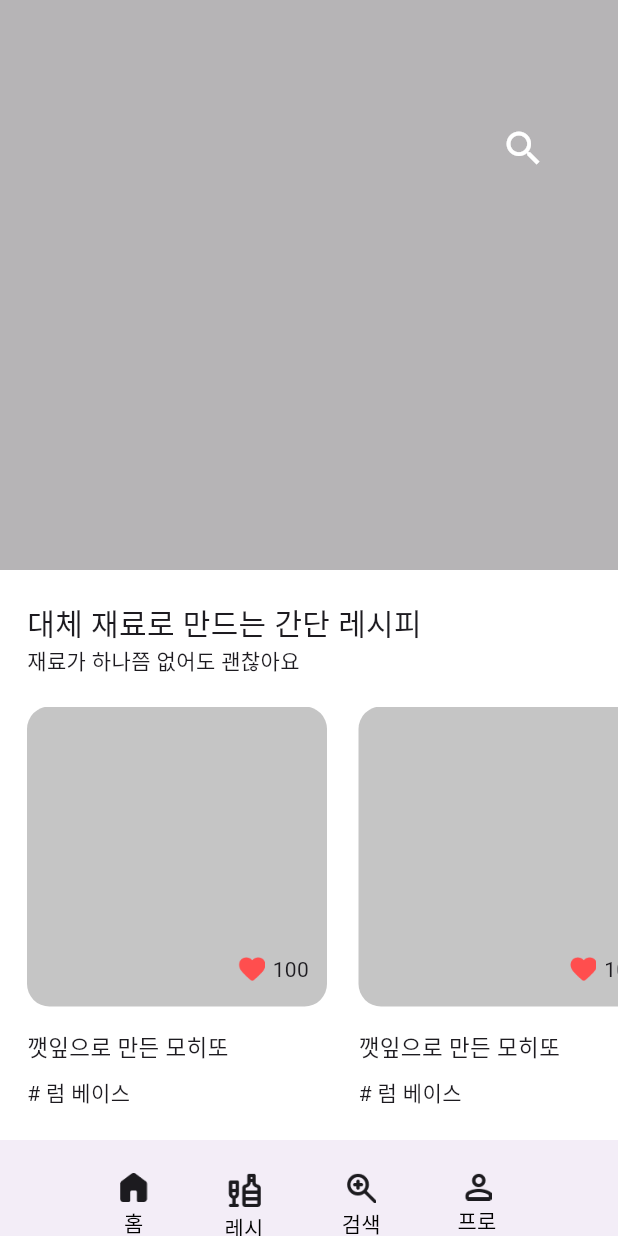
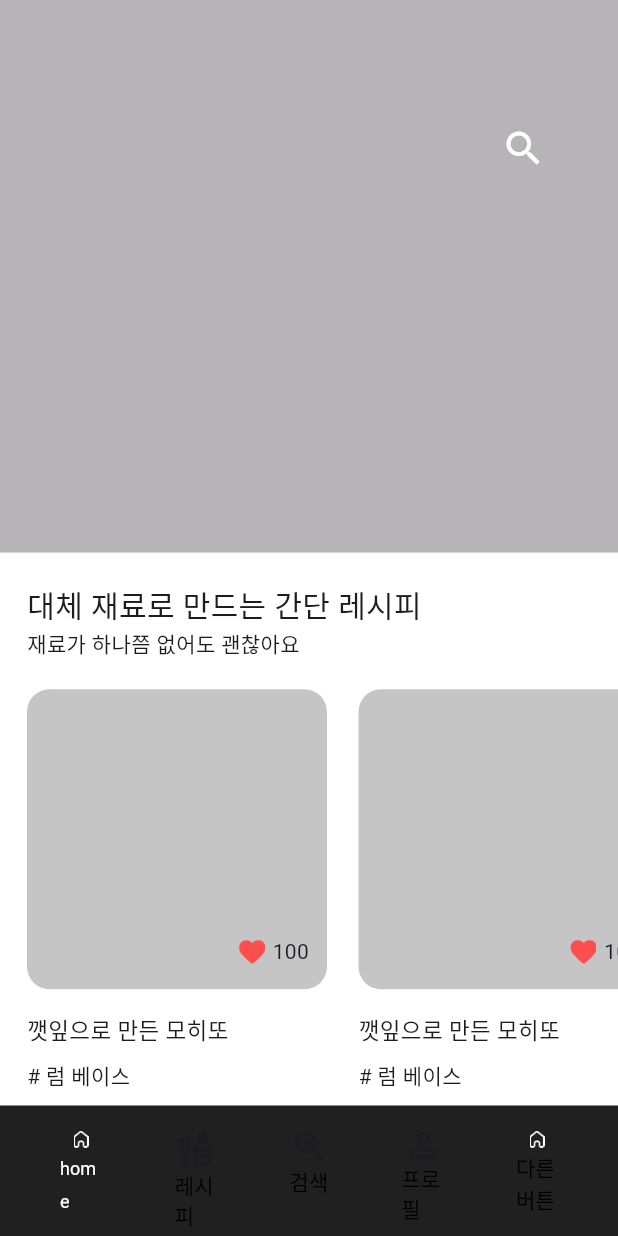
Before and after one commit to ketchup0211/DevKor-cocktailApp, a Flutter app: the screen it shows after launch, on a phone screen of 412 x 824 dp. Run offline on Flutter 3.47's test engine with Material 3 defaults, Android fonts, the phone set to English and light mode, and no system bars; Roboto replaces fonts that are missing (Pretendard).

Commit message:
[fix] 하단 네비게이터바 수정
홈 화면 이미지, 폰트 수정

```diff
--- a/lib/main.dart
+++ b/lib/main.dart
@@ -40,11 +40,12 @@ class _MyAppState extends State<MyApp> {
     return MaterialApp(
       home: Scaffold(
         bottomNavigationBar: BottomAppBar(
-          height: 64,
+          color: Color(0xFF202020),
+          height: 87,
           child: Padding(
-            padding: const EdgeInsets.symmetric(
-              horizontal: 40,
-              vertical: 10,
+            padding: const EdgeInsets.only(
+              top: 5,
+              bottom: 20,
             ),
             child: Row(
               mainAxisAlignment: MainAxisAlignment.spaceBetween,
@@ -69,9 +70,14 @@ class _MyAppState extends State<MyApp> {
                           height: 3,
                         ),
                         const Text(
-                          '홈',
+                          'home',
                           style: TextStyle(
-                            color: Colors.black,
+                            fontFamily: 'Pretendard', // 원하는 폰트로 변경
+                            fontSize: 12, // 폰트 크기를 12픽셀로 변경
+                            fontWeight: FontWeight.w400, // 폰트의 굵기를 400으로 변경
+                            height: 22 / 12, // 줄간격을 픽셀 크기에 맞게 조정
+                            letterSpacing: 0, // 글자 간격을 0으로 설정
+                            color: Color(0xFFFFFFFF), // 텍스트 색상을 흰색으로 변경
                           ),
                         ),
                       ],
@@ -154,6 +160,34 @@ class _MyAppState extends State<MyApp> {
                         ),
                         const Text(
                           '프로필',
+                          style: TextStyle(
+                            color: Colors.black,
+                          ),
+                        ),
+                      ],
+                    ),
+                  ),
+                ),
+                Flexible(
+                  flex: 1,
+                  child: ElevatedButton(
+                    onPressed: goHome,
+                    style: const ButtonStyle(
+                      backgroundColor:
+                          MaterialStatePropertyAll(Colors.transparent),
+                      shadowColor: MaterialStatePropertyAll(Colors.transparent),
+                    ),
+                    child: Column(
+                      children: [
+                        Image.asset(
+                          'assets/images/home.png', // 새로운 아이콘 이미지 경로
+                          scale: 1.8,
+                        ),
+                        const SizedBox(
+                          height: 3,
+                        ),
+                        const Text(
+                          '다른 버튼', // 버튼에 표시될 텍스트
                           style: TextStyle(
                             color: Colors.black,
                           ),
--- a/pubspec.yaml
+++ b/pubspec.yaml
@@ -83,6 +83,11 @@ flutter:
   #       - asset: fonts/TrajanPro.ttf
   #       - asset: fonts/TrajanPro_Bold.ttf
   #         weight: 700
+  fonts:
+    - family: Pretendard
+      fonts:
+        - asset: assets/font/Pretendard/Pretendard-Medium.ttf
+          weight: 400
   #
   # For details regarding fonts from package dependencies,
   # see https://flutter.dev/custom-fonts/#from-packages
```
Also changed, not shown: assets/images/fill_home.png, assets/images/home.png, 9 other files.
